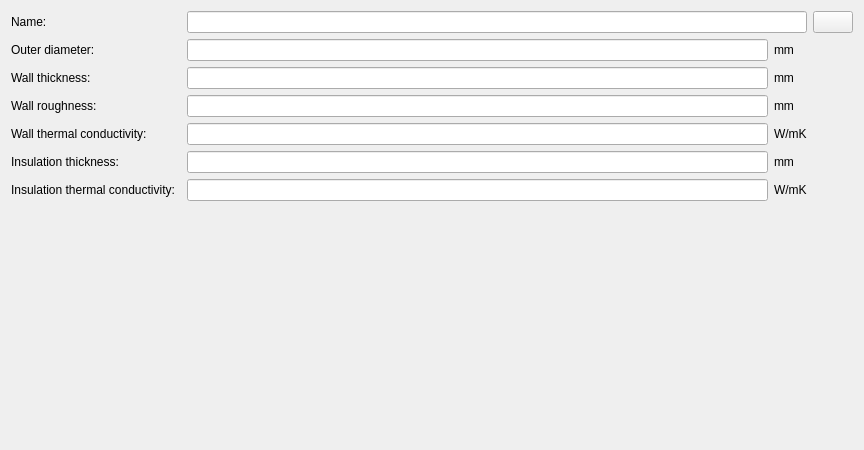
ghorwin/SIM-VICUS, file SIM-VICUS/src/SVDBPipeEditWidget.ui: the form before one commit.
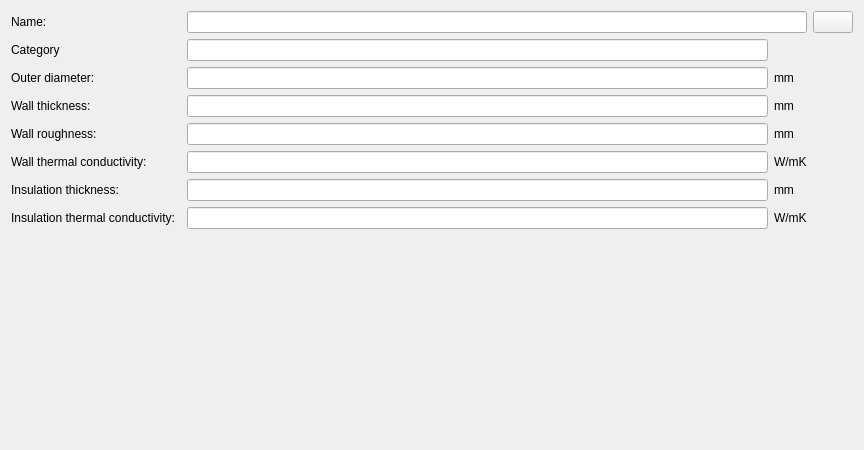
The form after the commit. Custom widgets are drawn as their Qt base class.

Commit message: Vicus network pipe: new data structure, db xml, db edit widget

Diff of the .ui file:
```diff
--- a/SIM-VICUS/src/SVDBPipeEditWidget.ui
+++ b/SIM-VICUS/src/SVDBPipeEditWidget.ui
@@ -14,93 +14,25 @@
    <string>Form</string>
   </property>
   <layout class="QGridLayout" name="gridLayout">
-   <item row="2" column="3">
-    <widget class="QLabel" name="label_4">
-     <property name="text">
-      <string>mm</string>
-     </property>
-    </widget>
-   </item>
-   <item row="5" column="3">
-    <widget class="QLabel" name="label_10">
-     <property name="text">
-      <string>mm</string>
-     </property>
-    </widget>
-   </item>
-   <item row="3" column="2">
-    <widget class="QtExt::ValidatingLineEdit" name="lineEditWallRoughness"/>
-   </item>
-   <item row="1" column="3">
-    <widget class="QLabel" name="label_2">
-     <property name="text">
-      <string>mm</string>
-     </property>
-    </widget>
-   </item>
-   <item row="2" column="0" colspan="2">
-    <widget class="QLabel" name="label_3">
-     <property name="text">
-      <string>Wall thickness:</string>
-     </property>
-    </widget>
-   </item>
-   <item row="2" column="2">
-    <widget class="QtExt::ValidatingLineEdit" name="lineEditWallThickness"/>
-   </item>
-   <item row="1" column="2">
-    <widget class="QtExt::ValidatingLineEdit" name="lineEditOuterDiameter"/>
-   </item>
-   <item row="5" column="2">
+   <item row="6" column="2">
     <widget class="QtExt::ValidatingLineEdit" name="lineEditInsulationThickness"/>
    </item>
-   <item row="1" column="0" colspan="2">
-    <widget class="QLabel" name="label">
-     <property name="text">
-      <string>Outer diameter:</string>
-     </property>
-    </widget>
-   </item>
-   <item row="4" column="0">
+   <item row="5" column="0">
     <widget class="QLabel" name="label_5">
      <property name="text">
       <string>Wall thermal conductivity:</string>
      </property>
     </widget>
    </item>
-   <item row="3" column="3">
-    <widget class="QLabel" name="label_8">
-     <property name="text">
-      <string>mm</string>
-     </property>
-    </widget>
-   </item>
-   <item row="4" column="3">
+   <item row="5" column="3">
     <widget class="QLabel" name="label_6">
      <property name="text">
       <string>W/mK</string>
      </property>
     </widget>
    </item>
-   <item row="5" column="0">
-    <widget class="QLabel" name="label_9">
-     <property name="text">
-      <string>Insulation thickness:</string>
-     </property>
-    </widget>
-   </item>
-   <item row="7" column="2">
-    <spacer name="verticalSpacer">
-     <property name="orientation">
-      <enum>Qt::Vertical</enum>
-     </property>
-     <property name="sizeHint" stdset="0">
-      <size>
-       <width>20</width>
-       <height>40</height>
-      </size>
-     </property>
-    </spacer>
+   <item row="3" column="2">
+    <widget class="QtExt::ValidatingLineEdit" name="lineEditWallThickness"/>
    </item>
    <item row="0" column="0">
     <widget class="QLabel" name="labelDisplayName">
@@ -115,16 +47,70 @@
      </property>
     </widget>
    </item>
-   <item row="4" column="2">
-    <widget class="QtExt::ValidatingLineEdit" name="lineEditWallLambda"/>
+   <item row="1" column="0">
+    <widget class="QLabel" name="label_13">
+     <property name="text">
+      <string>Category</string>
+     </property>
+    </widget>
    </item>
-   <item row="3" column="0">
+   <item row="0" column="2" colspan="2">
+    <widget class="QtExt::LanguageStringEditWidget1" name="lineEditName"/>
+   </item>
+   <item row="4" column="0">
     <widget class="QLabel" name="label_7">
      <property name="text">
       <string>Wall roughness:</string>
      </property>
     </widget>
    </item>
+   <item row="4" column="3">
+    <widget class="QLabel" name="label_8">
+     <property name="text">
+      <string>mm</string>
+     </property>
+    </widget>
+   </item>
+   <item row="3" column="3">
+    <widget class="QLabel" name="label_4">
+     <property name="text">
+      <string>mm</string>
+     </property>
+    </widget>
+   </item>
+   <item row="7" column="0">
+    <widget class="QLabel" name="label_11">
+     <property name="text">
+      <string>Insulation thermal conductivity:</string>
+     </property>
+    </widget>
+   </item>
+   <item row="5" column="2">
+    <widget class="QtExt::ValidatingLineEdit" name="lineEditWallLambda"/>
+   </item>
+   <item row="3" column="0" colspan="2">
+    <widget class="QLabel" name="label_3">
+     <property name="text">
+      <string>Wall thickness:</string>
+     </property>
+    </widget>
+   </item>
+   <item row="2" column="0" colspan="2">
+    <widget class="QLabel" name="label">
+     <property name="text">
+      <string>Outer diameter:</string>
+     </property>
+    </widget>
+   </item>
+   <item row="2" column="2">
+    <widget class="QtExt::ValidatingLineEdit" name="lineEditOuterDiameter"/>
+   </item>
+   <item row="4" column="2">
+    <widget class="QtExt::ValidatingLineEdit" name="lineEditWallRoughness"/>
+   </item>
+   <item row="7" column="2">
+    <widget class="QtExt::ValidatingLineEdit" name="lineEditInsulationLambda"/>
+   </item>
    <item row="0" column="4">
     <widget class="QtExt::ColorButton" name="pushButtonPipeColor">
      <property name="sizePolicy">
@@ -135,25 +121,49 @@
      </property>
     </widget>
    </item>
-   <item row="6" column="0">
-    <widget class="QLabel" name="label_11">
+   <item row="2" column="3">
+    <widget class="QLabel" name="label_2">
      <property name="text">
-      <string>Insulation thermal conductivity:</string>
+      <string>mm</string>
      </property>
     </widget>
    </item>
-   <item row="6" column="2">
-    <widget class="QtExt::ValidatingLineEdit" name="lineEditInsulationLambda"/>
+   <item row="8" column="2">
+    <spacer name="verticalSpacer">
+     <property name="orientation">
+      <enum>Qt::Vertical</enum>
+     </property>
+     <property name="sizeHint" stdset="0">
+      <size>
+       <width>20</width>
+       <height>40</height>
+      </size>
+     </property>
+    </spacer>
    </item>
    <item row="6" column="3">
+    <widget class="QLabel" name="label_10">
+     <property name="text">
+      <string>mm</string>
+     </property>
+    </widget>
+   </item>
+   <item row="7" column="3">
     <widget class="QLabel" name="label_12">
      <property name="text">
       <string>W/mK</string>
      </property>
     </widget>
    </item>
-   <item row="0" column="2" colspan="2">
-    <widget class="QtExt::LanguageStringEditWidget1" name="lineEditName"/>
+   <item row="6" column="0">
+    <widget class="QLabel" name="label_9">
+     <property name="text">
+      <string>Insulation thickness:</string>
+     </property>
+    </widget>
+   </item>
+   <item row="1" column="2">
+    <widget class="QLineEdit" name="lineEditCategory"/>
    </item>
   </layout>
  </widget>
```
The commit also changes 6 other files.
